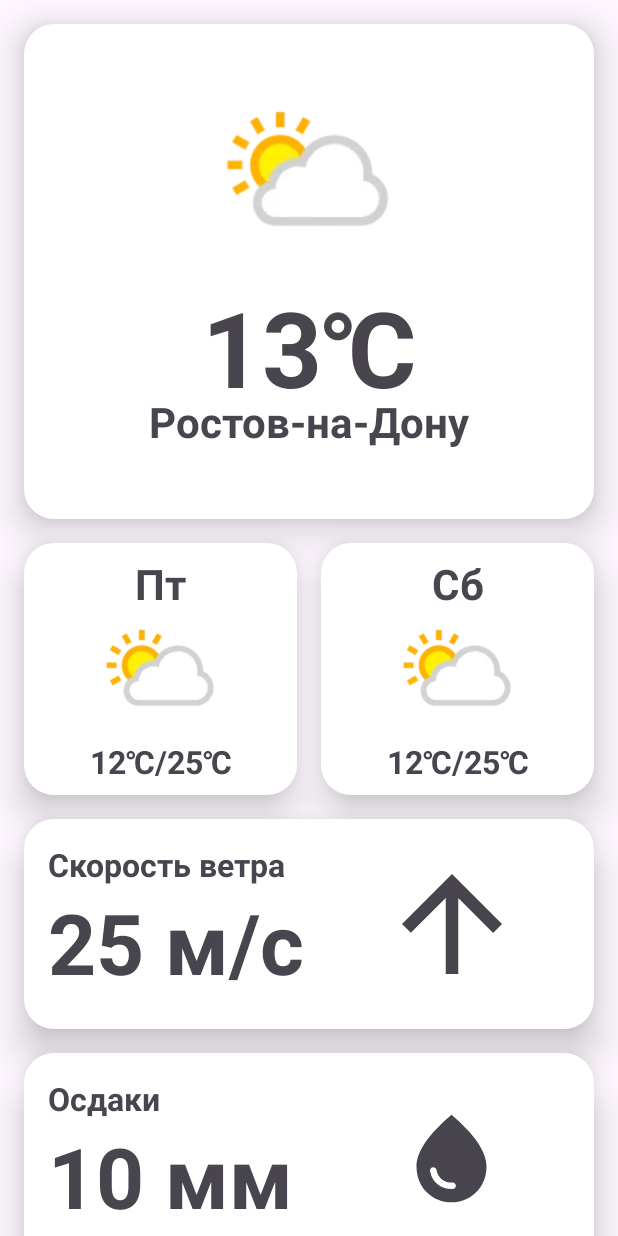
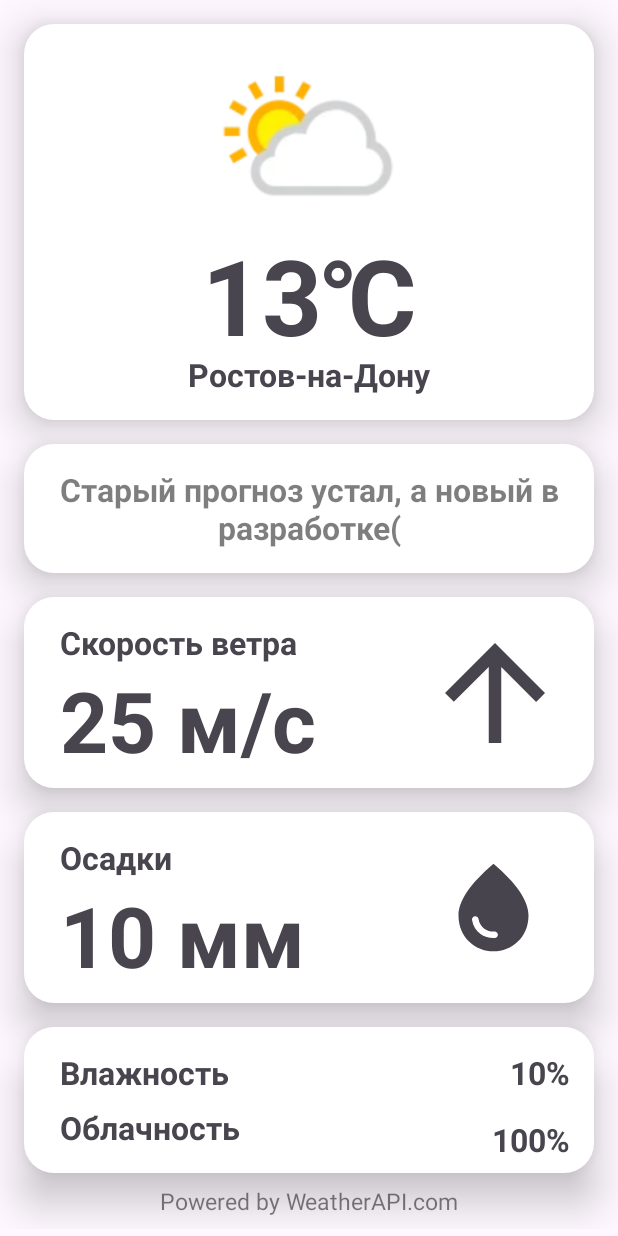
Before and after one commit to Kekuz/MyWeather, an Android app: the layout activity_main.xml on its own in the app's theme, with its tools: preview values and no code run, on a phone screen of 412 x 824 dp. Run offline under Robolectric (Android 15) with nearby library versions, the phone set to English and light mode, and no system bars.

Commit message:
full interface refactoring

```diff
--- a/app/src/main/java/com/example/mywether/MainActivity.kt
+++ b/app/src/main/java/com/example/mywether/MainActivity.kt
@@ -72,13 +72,13 @@ class MainActivity : AppCompatActivity() {
                     currentCity.text = city
                 }
 
-                tomorrowTv.text = getDayOfWeek(it.forecast.forecastday[1].date)
+                /*tomorrowTv.text = getDayOfWeek(it.forecast.forecastday[1].date)
                 Glide.with(this@MainActivity)
                     .load("https:${it.forecast.forecastday[1].day.condition.icon.replace("64", "128")}")
                     //.placeholder(R.drawable.big_trackplaceholder)
                     //.centerCrop()
                     .into(tomorrowCondIv)
-                tomorrowTempTv.text = "${it.forecast.forecastday[1].day.mintemp_c}°C / ${it.forecast.forecastday[1].day.maxtemp_c}°C"
+                tomorrowTempTv.text = "${it.forecast.forecastday[1].day.mintemp_c.toInt()}°C / ${it.forecast.forecastday[1].day.maxtemp_c.toInt()}°C"
 
                 afterTomorrowTv.text = getDayOfWeek(it.forecast.forecastday[2].date)
                 Glide.with(this@MainActivity)
@@ -86,7 +86,7 @@ class MainActivity : AppCompatActivity() {
                     //.placeholder(R.drawable.big_trackplaceholder)
                     //.centerCrop()
                     .into(afterTomorrowCondIv)
-                afterTomorrowTempTv.text = "${it.forecast.forecastday[2].day.mintemp_c}°C / ${it.forecast.forecastday[2].day.maxtemp_c}°C"
+                afterTomorrowTempTv.text = "${it.forecast.forecastday[2].day.mintemp_c.toInt()}°C / ${it.forecast.forecastday[2].day.maxtemp_c.toInt()}°C"*/
 
                 windKphTv.text = "${(it.current.wind_kph / 3.6).roundToInt()} м/с"
                 windArrowIv.animate().rotation(it.current.wind_degree.toFloat()) //тут анмация
@@ -102,6 +102,9 @@ class MainActivity : AppCompatActivity() {
                 loadPb.isVisible = false
             }
 
+        }
+        binding.currentFl.setOnClickListener {
+            Toast.makeText(this,"Тык!", Toast.LENGTH_LONG).show()
         }
 
 
--- a/app/src/main/res/layout/activity_main.xml
+++ b/app/src/main/res/layout/activity_main.xml
@@ -13,12 +13,12 @@
         android:layout_width="match_parent"
         android:layout_height="wrap_content">
 
-        <androidx.constraintlayout.widget.Guideline
+        <!--<androidx.constraintlayout.widget.Guideline
             android:id="@+id/center_guideline"
             android:layout_width="wrap_content"
             android:layout_height="wrap_content"
             android:orientation="vertical"
-            app:layout_constraintGuide_percent="0.5" />
+            app:layout_constraintGuide_percent="0.5" />-->
 
         <!-- <androidx.recyclerview.widget.RecyclerView
             android:id="@+id/recyclerView"
@@ -31,23 +31,24 @@
             android:id="@+id/current_fl"
             style="@style/card"
             android:layout_width="0dp"
-            android:layout_height="330dp"
-            android:layout_margin="16dp"
+            android:layout_height="0dp"
+            android:layout_marginHorizontal="16dp"
+            app:layout_constraintBottom_toBottomOf="@id/current_city"
             app:layout_constraintEnd_toEndOf="parent"
             app:layout_constraintStart_toStartOf="parent"
-            app:layout_constraintTop_toTopOf="parent" />
+            app:layout_constraintTop_toTopOf="@id/current_icon" />
 
 
         <ImageView
             android:id="@+id/current_icon"
             style="@style/elevation"
-            android:layout_width="128dp"
-            android:layout_height="128dp"
-            app:layout_constraintBottom_toBottomOf="@+id/current_fl"
-            app:layout_constraintEnd_toEndOf="@id/current_fl"
-            app:layout_constraintStart_toStartOf="@id/current_fl"
-            app:layout_constraintTop_toTopOf="@id/current_fl"
-            app:layout_constraintVertical_bias="0.2"
+            android:layout_width="150dp"
+            android:layout_height="150dp"
+            android:layout_marginTop="16dp"
+            android:paddingTop="16dp"
+            app:layout_constraintEnd_toEndOf="parent"
+            app:layout_constraintStart_toStartOf="parent"
+            app:layout_constraintTop_toTopOf="parent"
             tools:src="@drawable/example" />
 
         <TextView
@@ -55,23 +56,25 @@
             style="@style/title_text"
             android:layout_width="wrap_content"
             android:layout_height="wrap_content"
-            app:layout_constraintEnd_toEndOf="@id/current_fl"
-            app:layout_constraintStart_toStartOf="@id/current_fl"
+            android:layout_marginTop="-16dp"
+            app:layout_constraintEnd_toEndOf="parent"
+            app:layout_constraintStart_toStartOf="parent"
             app:layout_constraintTop_toBottomOf="@+id/current_icon"
             tools:text="13℃" />
 
         <TextView
             android:id="@+id/current_city"
-            style="@style/medium_text"
+            style="@style/small_text"
             android:layout_width="wrap_content"
             android:layout_height="wrap_content"
-            android:layout_marginTop="-16dp"
-            app:layout_constraintEnd_toEndOf="@id/current_fl"
-            app:layout_constraintStart_toStartOf="@id/current_fl"
-            app:layout_constraintTop_toBottomOf="@+id/current_temperature"
+            android:layout_marginTop="-8dp"
+            android:paddingBottom="16dp"
+            app:layout_constraintEnd_toEndOf="parent"
+            app:layout_constraintStart_toStartOf="parent"
+            app:layout_constraintTop_toBottomOf="@id/current_temperature"
             tools:text="Ростов-на-Дону" />
 
-        <FrameLayout
+        <!--<FrameLayout
             android:id="@+id/tomorrow_fl"
             style="@style/card"
             android:layout_width="0dp"
@@ -160,133 +163,174 @@
             app:layout_constraintBottom_toBottomOf="@id/after_tomorrow_fl"
             app:layout_constraintEnd_toEndOf="@id/after_tomorrow_fl"
             app:layout_constraintStart_toStartOf="@id/after_tomorrow_fl"
-            tools:text="12℃/25℃" />
+            tools:text="12℃/25℃" />-->
+
+        <FrameLayout
+            android:id="@+id/empty"
+            style="@style/card"
+            android:layout_width="0dp"
+            android:layout_height="0dp"
+            app:layout_constraintBottom_toBottomOf="@+id/empty_tv"
+            app:layout_constraintEnd_toEndOf="@+id/empty_tv"
+            app:layout_constraintStart_toStartOf="@+id/empty_tv"
+            app:layout_constraintTop_toTopOf="@+id/empty_tv" />
+
+        <TextView
+            android:id="@+id/empty_tv"
+            style="@style/small_text"
+            android:layout_width="0dp"
+            android:layout_height="wrap_content"
+            android:layout_marginHorizontal="16dp"
+            android:layout_marginTop="16dp"
+            android:gravity="center"
+            android:paddingVertical="16dp"
+            android:text="Старый прогноз устал, а новый в разработке("
+            android:textColor="@color/gray"
+            app:layout_constraintEnd_toEndOf="parent"
+            app:layout_constraintStart_toStartOf="parent"
+            app:layout_constraintTop_toBottomOf="@id/current_city" />
 
 
         <FrameLayout
             android:id="@+id/wind_speed_fl"
             style="@style/card"
             android:layout_width="0dp"
-            android:layout_height="140dp"
-            android:layout_margin="16dp"
-            app:layout_constraintEnd_toEndOf="parent"
-            app:layout_constraintStart_toStartOf="parent"
-            app:layout_constraintTop_toBottomOf="@id/after_tomorrow_fl" />
+            android:layout_height="0dp"
+            app:layout_constraintBottom_toBottomOf="@id/wind_kph_tv"
+            app:layout_constraintEnd_toEndOf="@id/wind_arrow_iv"
+            app:layout_constraintStart_toStartOf="@id/wind_speed_info"
+            app:layout_constraintTop_toTopOf="@id/wind_speed_info" />
 
         <TextView
-            android:id="@+id/textView"
+            android:id="@+id/wind_speed_info"
             style="@style/small_text"
             android:layout_width="wrap_content"
             android:layout_height="wrap_content"
             android:layout_marginStart="16dp"
             android:layout_marginTop="16dp"
+            android:paddingHorizontal="24dp"
+            android:paddingTop="16dp"
             android:text="@string/wind_speed"
-            app:layout_constraintStart_toStartOf="@+id/wind_speed_fl"
-            app:layout_constraintTop_toTopOf="@+id/wind_speed_fl" />
+            app:layout_constraintStart_toStartOf="parent"
+            app:layout_constraintTop_toBottomOf="@id/empty_tv" />
 
         <TextView
             android:id="@+id/wind_kph_tv"
             style="@style/large_text"
             android:layout_width="wrap_content"
             android:layout_height="wrap_content"
-            android:layout_marginStart="16dp"
-            app:layout_constraintStart_toStartOf="@+id/wind_speed_fl"
-            app:layout_constraintTop_toBottomOf="@+id/textView"
+            android:paddingHorizontal="24dp"
+            android:paddingBottom="8dp"
+            app:layout_constraintStart_toStartOf="@+id/wind_speed_info"
+            app:layout_constraintTop_toBottomOf="@+id/wind_speed_info"
             tools:text="25 м/с" />
 
         <ImageView
+            android:id="@+id/wind_arrow_iv"
             style="@style/elevation"
-            android:id="@+id/wind_arrow_iv"
             android:layout_width="wrap_content"
             android:layout_height="wrap_content"
+            android:layout_marginEnd="16dp"
+            android:paddingHorizontal="16dp"
             android:src="@drawable/wind_degree_arrow"
-            app:layout_constraintBottom_toBottomOf="@+id/wind_speed_fl"
-            app:layout_constraintEnd_toEndOf="@+id/wind_speed_fl"
-            app:layout_constraintStart_toEndOf="@id/center_guideline"
-            app:layout_constraintTop_toTopOf="@+id/wind_speed_fl" />
+            app:layout_constraintBottom_toBottomOf="@+id/wind_kph_tv"
+            app:layout_constraintEnd_toEndOf="parent"
+            app:layout_constraintTop_toTopOf="@+id/wind_speed_info" />
 
         <FrameLayout
             android:id="@+id/cloud_fl"
             style="@style/card"
             android:layout_width="0dp"
-            android:layout_height="140dp"
-            android:layout_margin="16dp"
-            app:layout_constraintEnd_toEndOf="parent"
-            app:layout_constraintStart_toStartOf="parent"
-            app:layout_constraintTop_toBottomOf="@id/wind_speed_fl" />
+            android:layout_height="0dp"
+            app:layout_constraintBottom_toBottomOf="@id/precip_mm_tv"
+            app:layout_constraintEnd_toEndOf="@id/water_drop_iv"
+            app:layout_constraintStart_toStartOf="@id/precip_info"
+            app:layout_constraintTop_toTopOf="@id/precip_info" />
 
         <TextView
-            android:id="@+id/textView2"
+            android:id="@+id/precip_info"
             style="@style/small_text"
             android:layout_width="wrap_content"
             android:layout_height="wrap_content"
             android:layout_marginStart="16dp"
             android:layout_marginTop="16dp"
+            android:paddingHorizontal="24dp"
+            android:paddingTop="16dp"
             android:text="@string/precipitation"
-            app:layout_constraintStart_toStartOf="@+id/cloud_fl"
-            app:layout_constraintTop_toTopOf="@+id/cloud_fl" />
+            app:layout_constraintStart_toStartOf="parent"
+            app:layout_constraintTop_toBottomOf="@id/wind_kph_tv" />
 
         <TextView
             android:id="@+id/precip_mm_tv"
             style="@style/large_text"
             android:layout_width="wrap_content"
             android:layout_height="wrap_content"
-            android:layout_marginStart="16dp"
-            app:layout_constraintStart_toStartOf="@+id/cloud_fl"
-            app:layout_constraintTop_toBottomOf="@+id/textView2"
+            android:paddingHorizontal="24dp"
+            android:paddingBottom="8dp"
+            app:layout_constraintStart_toStartOf="@+id/precip_info"
+            app:layout_constraintTop_toBottomOf="@+id/precip_info"
             tools:text="10 мм" />
 
         <ImageView
+            android:id="@+id/water_drop_iv"
             style="@style/elevation"
             android:layout_width="wrap_content"
             android:layout_height="wrap_content"
+            android:layout_marginEnd="16dp"
+            android:paddingHorizontal="32dp"
             android:src="@drawable/water_drop"
-            app:layout_constraintBottom_toBottomOf="@+id/cloud_fl"
-            app:layout_constraintEnd_toEndOf="@+id/cloud_fl"
-            app:layout_constraintStart_toEndOf="@id/center_guideline"
-            app:layout_constraintTop_toTopOf="@+id/cloud_fl" />
+            app:layout_constraintBottom_toBottomOf="@+id/precip_mm_tv"
+            app:layout_constraintEnd_toEndOf="parent"
+            app:layout_constraintTop_toTopOf="@+id/precip_info" />
 
         <FrameLayout
             android:id="@+id/other_info_fl"
             style="@style/card"
             android:layout_width="0dp"
-            android:layout_height="140dp"
-            android:layout_margin="16dp"
-            app:layout_constraintEnd_toEndOf="parent"
-            app:layout_constraintStart_toStartOf="parent"
-            app:layout_constraintTop_toBottomOf="@id/cloud_fl" />
+            android:layout_height="0dp"
+            app:layout_constraintBottom_toBottomOf="@id/cloud_info"
+            app:layout_constraintEnd_toEndOf="@id/humidity_percent_tv"
+            app:layout_constraintStart_toStartOf="@+id/humidity_info"
+            app:layout_constraintTop_toTopOf="@+id/humidity_info" />
 
         <TextView
-            android:id="@+id/textView3"
+            android:id="@+id/humidity_info"
             style="@style/small_text"
             android:layout_width="wrap_content"
             android:layout_height="wrap_content"
             android:layout_marginStart="16dp"
             android:layout_marginTop="16dp"
+            android:paddingHorizontal="24dp"
+            android:paddingTop="16dp"
             android:text="@string/humidity"
-            app:layout_constraintStart_toStartOf="@id/other_info_fl"
-            app:layout_constraintTop_toTopOf="@id/other_info_fl" />
+            app:layout_constraintStart_toStartOf="parent"
+            app:layout_constraintTop_toBottomOf="@id/precip_mm_tv" />
 
         <TextView
+            android:id="@+id/humidity_percent_tv"
             style="@style/small_text"
-            android:id="@+id/humidity_percent_tv"
             android:layout_width="wrap_content"
             android:layout_height="wrap_content"
             android:layout_marginEnd="16dp"
-            app:layout_constraintEnd_toEndOf="@id/other_info_fl"
-            app:layout_constraintTop_toTopOf="@+id/textView3"
+            android:paddingEnd="16dp"
+            android:paddingTop="16dp"
+            app:layout_constraintBottom_toBottomOf="@+id/humidity_info"
+            app:layout_constraintEnd_toEndOf="parent"
+            app:layout_constraintTop_toTopOf="@+id/humidity_info"
             tools:text="10%" />
 
         <TextView
-            android:id="@+id/textView4"
+            android:id="@+id/cloud_info"
             style="@style/small_text"
             android:layout_width="wrap_content"
             android:layout_height="wrap_content"
             android:layout_marginStart="16dp"
-            android:layout_marginTop="16dp"
+            android:layout_marginTop="8dp"
+            android:paddingHorizontal="24dp"
+            android:paddingBottom="16dp"
             android:text="@string/сloud_cover"
-            app:layout_constraintStart_toStartOf="@id/other_info_fl"
-            app:layout_constraintTop_toBottomOf="@id/textView3" />
+            app:layout_constraintStart_toStartOf="parent"
+            app:layout_constraintTop_toBottomOf="@id/humidity_info" />
 
         <TextView
             android:id="@+id/cloud_percent_tv"
@@ -294,8 +338,10 @@
             android:layout_width="wrap_content"
             android:layout_height="wrap_content"
             android:layout_marginEnd="16dp"
-            app:layout_constraintEnd_toEndOf="@id/other_info_fl"
-            app:layout_constraintTop_toTopOf="@+id/textView4"
+            android:paddingEnd="16dp"
+            app:layout_constraintBottom_toBottomOf="@+id/cloud_info"
+            app:layout_constraintEnd_toEndOf="parent"
+            app:layout_constraintTop_toTopOf="@+id/cloud_info"
             tools:text="100%" />
 
 
@@ -304,8 +350,7 @@
             style="@style/powered_by_link_text"
             android:layout_width="wrap_content"
             android:layout_height="wrap_content"
-            android:layout_marginTop="8dp"
-            android:layout_marginBottom="4dp"
+            android:layout_marginVertical="8dp"
             android:text="@string/powered_by"
             app:layout_constraintBottom_toBottomOf="parent"
             app:layout_constraintEnd_toEndOf="parent"
--- a/app/src/main/res/values/strings.xml
+++ b/app/src/main/res/values/strings.xml
@@ -5,7 +5,7 @@
     <string name="wind_speed">Скорость ветра</string>
     <string name="humidity">Влажность</string>
     <string name="сloud_cover">Облачность</string>
-    <string name="precipitation">Осдаки</string>
+    <string name="precipitation">Осадки</string>
 
     <string name="powered_link">https://www.weatherapi.com/</string>
 </resources>
```
